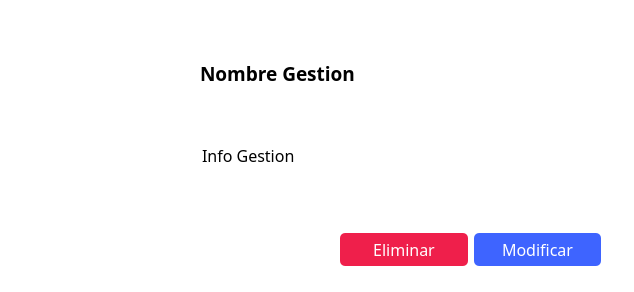
The window that hospital-Core/Widgets/Administrador/administrador_info_servicios.ui (MrDanielG/Hospital-SCRUM) describes before a commit, drawn with Qt 5.
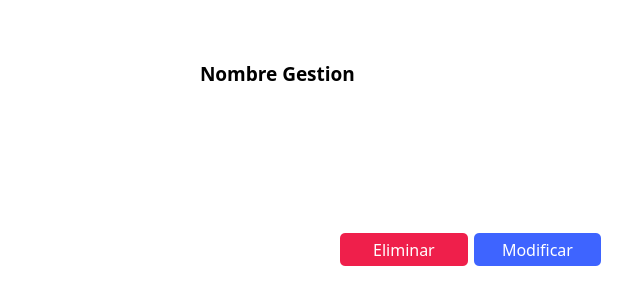
The same window after the commit. Icons and pictures are not drawn.

Commit message: info Servicios

```diff
--- a/hospital-Core/Widgets/Administrador/administrador_info_servicios.ui
+++ b/hospital-Core/Widgets/Administrador/administrador_info_servicios.ui
@@ -6,7 +6,7 @@
    <rect>
     <x>0</x>
     <y>0</y>
-    <width>634</width>
+    <width>629</width>
     <height>292</height>
    </rect>
   </property>
@@ -139,27 +139,6 @@
     <string>Nombre Gestion</string>
    </property>
   </widget>
-  <widget class="QLabel" name="texto_tip">
-   <property name="geometry">
-    <rect>
-     <x>202</x>
-     <y>95</y>
-     <width>451</width>
-     <height>121</height>
-    </rect>
-   </property>
-   <property name="font">
-    <font>
-     <family>Montserrat Light</family>
-     <pointsize>12</pointsize>
-     <weight>50</weight>
-     <bold>false</bold>
-    </font>
-   </property>
-   <property name="text">
-    <string>Info Gestion</string>
-   </property>
-  </widget>
   <widget class="QLabel" name="label">
    <property name="geometry">
     <rect>
@@ -176,6 +155,28 @@
     <string/>
    </property>
   </widget>
+  <widget class="QPlainTextEdit" name="info_servicio">
+   <property name="geometry">
+    <rect>
+     <x>200</x>
+     <y>100</y>
+     <width>401</width>
+     <height>121</height>
+    </rect>
+   </property>
+   <property name="font">
+    <font>
+     <family>Montserrat Light</family>
+     <pointsize>11</pointsize>
+    </font>
+   </property>
+   <property name="styleSheet">
+    <string notr="true">border:none;</string>
+   </property>
+   <property name="readOnly">
+    <bool>true</bool>
+   </property>
+  </widget>
   <zorder>label</zorder>
   <zorder>layoutWidget</zorder>
   <zorder></zorder>
```
Left out of the diff: 6 changed lines with no effect on the pictures. The commit also changes 4 other files.
